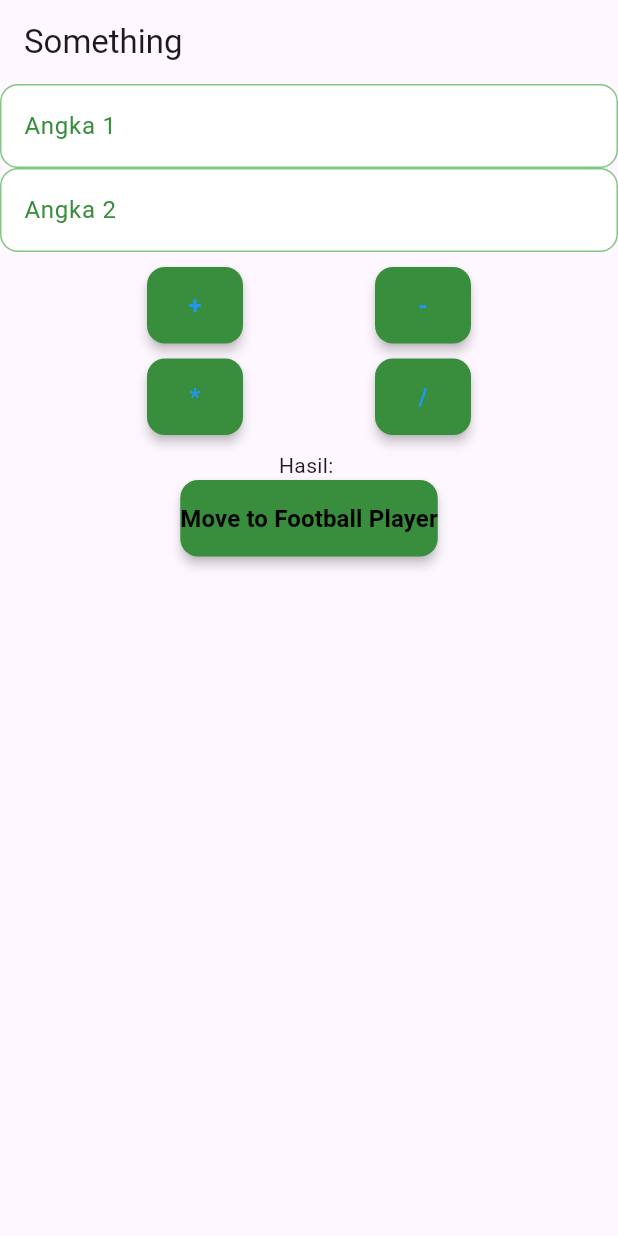
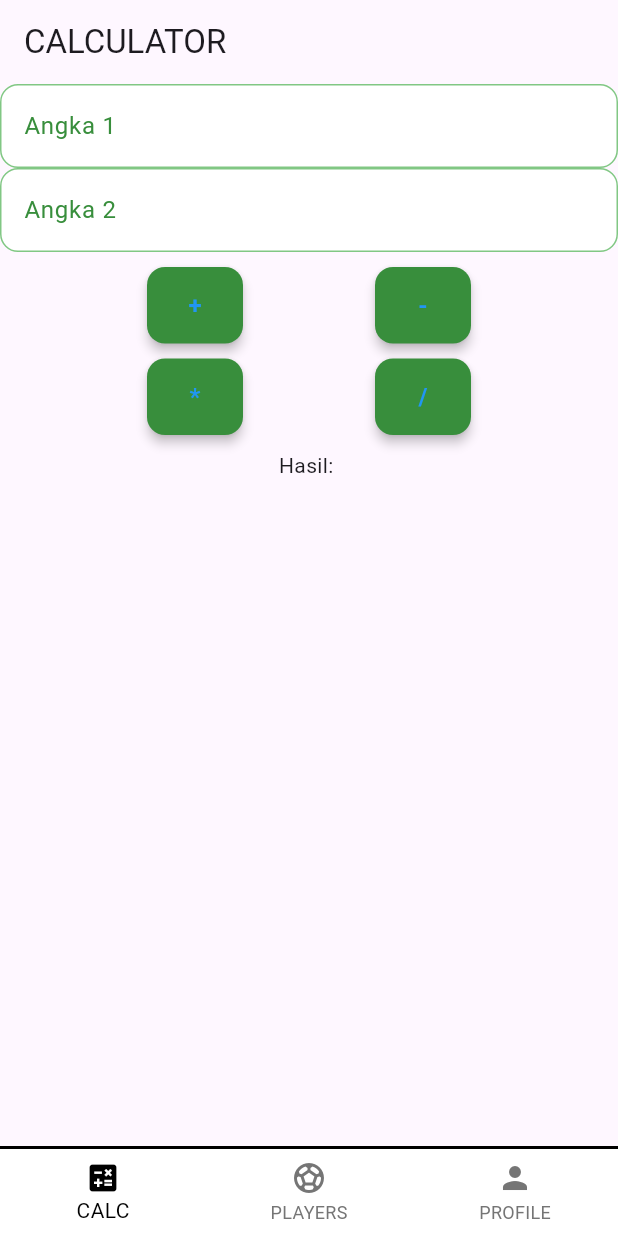
Before and after one commit to lko44/tugas1_flutter_11pplg1_12, a Flutter app: the screen it shows after launch, on a phone screen of 412 x 824 dp. Run offline on Flutter 3.47's test engine with Material 3 defaults, Android fonts, the phone set to English and light mode, and no system bars; our stand-ins replace get.

Commit message:
Added nav bar and a few Bug fixes

```diff
--- a/lib/main.dart
+++ b/lib/main.dart
@@ -23,7 +23,7 @@
         colorScheme: ColorScheme.fromSeed(seedColor: Colors.deepPurple),
       ),
       // home: CalculatorPage(),
-      initialRoute: AppRoutes.calculator,
+      initialRoute: AppRoutes.navbar,
       getPages: AppPages.pages,
     );
   }
--- /dev/null
+++ b/lib/pages/bottom_nav_page.dart
@@ -0,0 +1,57 @@
+import 'package:flutter/material.dart';
+import 'package:get/get.dart';
+import 'package:latihan1_11pplg1/pages/controllers/bottom_nav_controller.dart';
+import 'calculator_page.dart';
+import 'football_page.dart';
+import 'profile_page.dart';
+
+class BottomNavPage extends StatelessWidget {
+  BottomNavPage({super.key});
+
+  final BottomNavController controller = Get.put(BottomNavController());
+
+  final List<Widget> pages = [
+    CalculatorPage(),
+    FootballPage(),
+    ProfilePage(),
+  ];
+
+  @override
+  Widget build(BuildContext context) {
+    return Obx(() => Scaffold(
+          backgroundColor: Colors.grey[100],
+          body: pages[controller.currentIndex.value],
+          bottomNavigationBar: Container(
+            decoration: BoxDecoration(
+              color: Colors.white,
+              border: const Border(
+                top: BorderSide(color: Colors.black, width: 2),
+              ),
+            ),
+            child: BottomNavigationBar(
+              backgroundColor: Colors.white,
+              currentIndex: controller.currentIndex.value,
+              onTap: controller.changeTabIndex,
+              selectedItemColor: Colors.black,
+              unselectedItemColor: Colors.grey[600],
+              type: BottomNavigationBarType.fixed,
+              elevation: 0,
+              items: const [
+                BottomNavigationBarItem(
+                  icon: Icon(Icons.calculate),
+                  label: "CALC",
+                ),
+                BottomNavigationBarItem(
+                  icon: Icon(Icons.sports_soccer),
+                  label: "PLAYERS",
+                ),
+                BottomNavigationBarItem(
+                  icon: Icon(Icons.person),
+                  label: "PROFILE",
+                ),
+              ],
+            ),
+          ),
+        ));
+  }
+}
--- a/lib/pages/calculator_page.dart
+++ b/lib/pages/calculator_page.dart
@@ -21,7 +21,7 @@
   @override
   Widget build(BuildContext context) {
     return Scaffold(
-      appBar: AppBar(title: Text("Something")),
+      appBar: AppBar(title: Text("CALCULATOR")),
       body: Column(
         crossAxisAlignment: CrossAxisAlignment.center,
         children: [
@@ -85,13 +85,6 @@
           Obx(() {
             return Text("Hasil: " + calculatorController.Hasil.value);
           }),
-          CustomButton(
-            text: "Move to Football Player",
-            textcolor: Colors.black,
-            onPressed: () {
-              Get.toNamed(AppRoutes.footballplayers);
-            },
-          ),
         ],
       ),
     );
--- /dev/null
+++ b/lib/pages/controllers/bottom_nav_controller.dart
@@ -0,0 +1,24 @@
+import 'package:get/get.dart';
+
+class BottomNavController extends GetxController {
+  var currentIndex = 0.obs;
+
+  void changeTabIndex(int index) {
+    if (index >= 0 && index <= 2) {
+      currentIndex.value = index;
+    }
+  }
+
+  String get currentPageTitle {
+    switch (currentIndex.value) {
+      case 0:
+        return 'CALCULATOR';
+      case 1:
+        return 'PLAYERS';
+      case 2:
+        return 'PROFILE';
+      default:
+        return '';
+    }
+  }
+}
--- a/lib/routes/pages.dart
+++ b/lib/routes/pages.dart
@@ -1,16 +1,22 @@
 import 'package:flutter/widgets.dart';
 import 'package:get/route_manager.dart';
+import 'package:latihan1_11pplg1/login_page.dart';
+import 'package:latihan1_11pplg1/pages/bottom_nav_page.dart';
 import 'package:latihan1_11pplg1/pages/calculator_page.dart';
 import 'package:latihan1_11pplg1/pages/football_edit_page.dart';
 import 'package:latihan1_11pplg1/pages/football_page.dart';
+import 'package:latihan1_11pplg1/pages/profile_page.dart';
 import 'package:latihan1_11pplg1/routes/routes.dart';
 
 class AppPages{
   //list / Array yang isinys kumpulan pages/ui kita
   static final pages = [
-    GetPage(name: AppRoutes.calculator, page: () => CalculatorPage()),
+    GetPage(name: AppRoutes.loginpage, page: () => LoginPage()),
     GetPage(name: AppRoutes.footballplayers, page: () => FootballPage()),
     GetPage(name: AppRoutes.footballeditplayers, page: () => FootballEditPage()),
+    GetPage(name: AppRoutes.calculator, page: () => CalculatorPage()),
+    GetPage(name: AppRoutes.profilepage, page: () => ProfilePage ()),
+    GetPage(name: AppRoutes.navbar, page: () => BottomNavPage ()),
 
   ];
 }
--- a/lib/routes/routes.dart
+++ b/lib/routes/routes.dart
@@ -2,5 +2,8 @@
   static const calculator = "/calculator";
   static const footballplayers = "/footballplayers";
   static const footballeditplayers = "/footballeditplayers";
+  static const loginpage = "/loginpage";
+  static const profilepage = "/profilepage";
+  static const navbar = "/navbar";
   //others here
 }
```
Also changed, not shown: lib/login_page.dart (+5 -5 lines), lib/pages/profile_page.dart (added, +81 -0 lines), lib/pages/controllers/profile_controller.dart (added), 1 other file.
